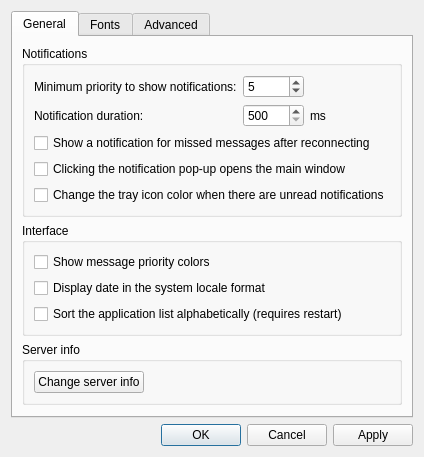
seird/gotify-tray-cpp, file src/settingsdialog.ui: the form before one commit.
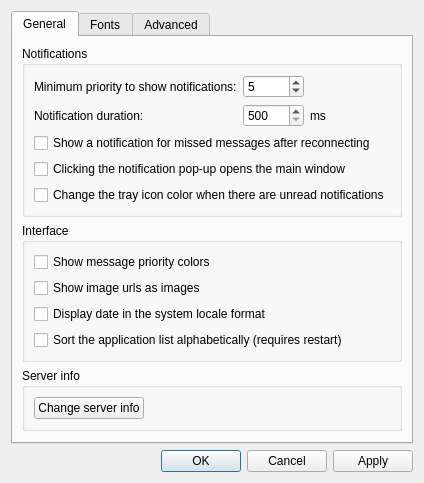
The form after the commit. Icons and pictures are not drawn. Custom widgets are drawn as their Qt base class.

Commit message: add option to disable showing image urls as images

Patch:
```diff
--- a/src/settingsdialog.ui
+++ b/src/settingsdialog.ui
@@ -159,6 +159,13 @@
             </property>
            </widget>
           </item>
+          <item>
+           <widget class="QCheckBox" name="cb_image_urls">
+            <property name="text">
+             <string>Show image urls as images</string>
+            </property>
+           </widget>
+          </item>
           <item>
            <widget class="QCheckBox" name="cb_locale">
             <property name="text">
```
Left out of the diff: 46 changed lines with no effect on the pictures. The commit also changes 4 other files.
